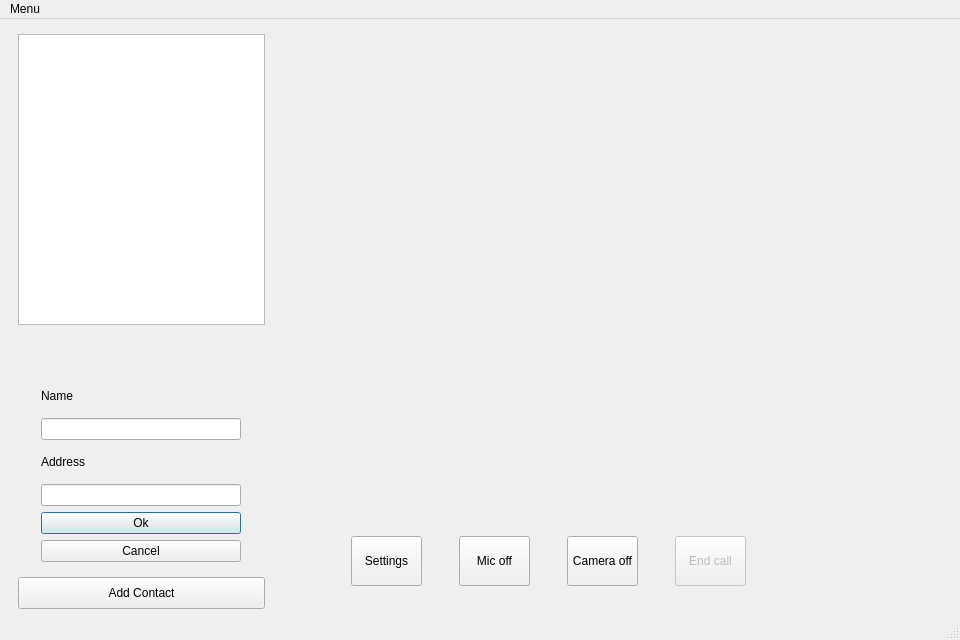
This is ui/callwindow.ui in ultravideo/uvgComm as Qt 5 draws it before an edit. The edited form follows.
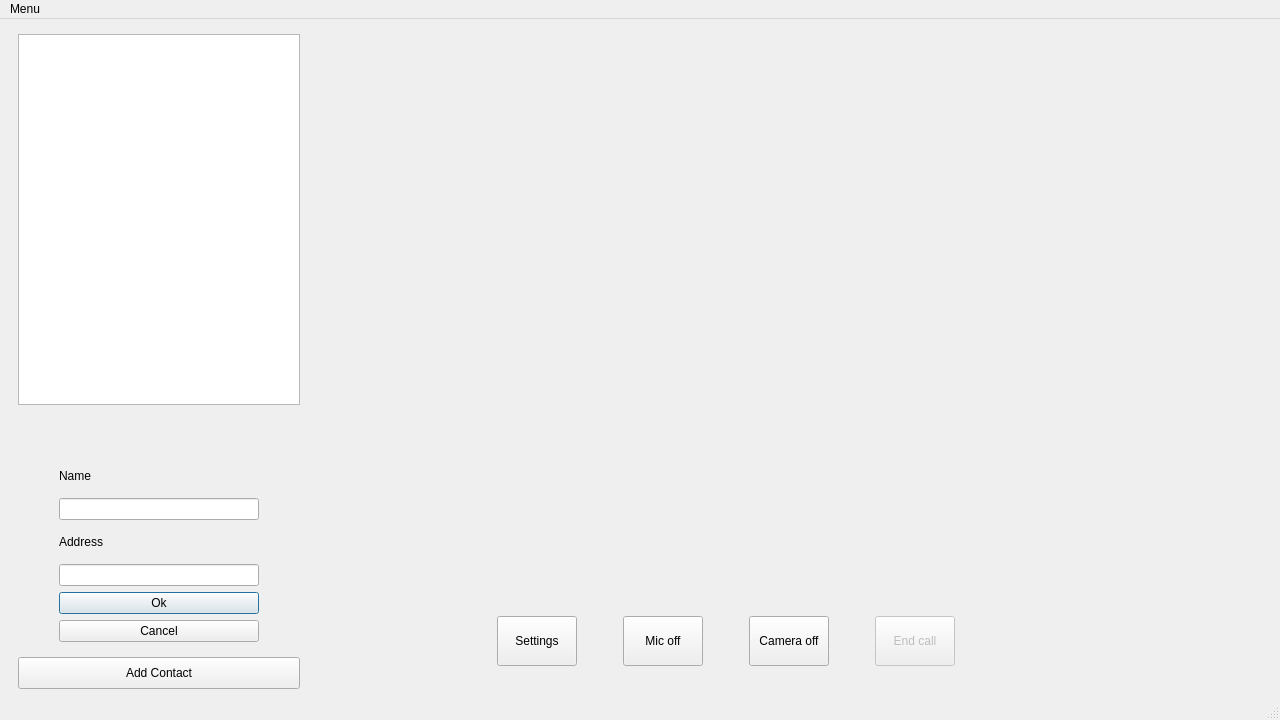
This is the edited form. Custom widgets are drawn as their Qt base class.

Commit message: Further improvements to settings gui. Made windows slightly larger.

```diff
--- a/ui/callwindow.ui
+++ b/ui/callwindow.ui
@@ -6,8 +6,8 @@
    <rect>
     <x>0</x>
     <y>0</y>
-    <width>960</width>
-    <height>640</height>
+    <width>1280</width>
+    <height>720</height>
    </rect>
   </property>
   <property name="sizePolicy">
@@ -554,7 +554,7 @@
     <rect>
      <x>0</x>
      <y>0</y>
-     <width>960</width>
+     <width>1280</width>
      <height>21</height>
     </rect>
    </property>
```
The commit also changes 2 other files.
